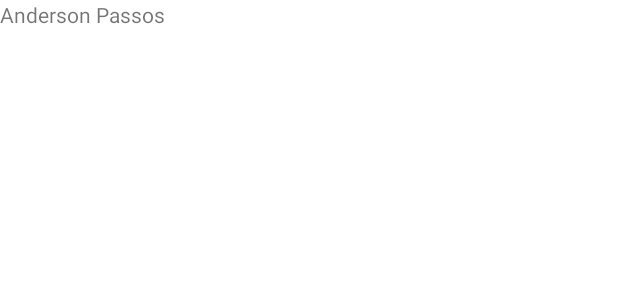
After one commit to A-Pass-Studies/alura.android-training.project01-student-contacts, an Android app: the layout activity_main.xml on its own in the app's theme, with its tools: preview values and no code run, on a phone screen of 412 x 824 dp. The commit adds this screen. Shown: the top 300 px of the screen. Run offline under Robolectric (Android 15) with nearby library versions, the phone set to English and light mode, and no system bars.

Commit message:
Adicionar um arquivo de layout

```diff
--- a/app/src/main/java/br/com/alura/agenda/MainActivity.java
+++ b/app/src/main/java/br/com/alura/agenda/MainActivity.java
@@ -11,6 +11,7 @@ public class MainActivity extends AppCompatActivity {
     protected void onCreate(Bundle savedInstanceState) {
         super.onCreate(savedInstanceState);
 
-        Toast.makeText(this, "Olá mundo!", Toast.LENGTH_LONG).show();
+        setContentView(R.layout.activity_main);
+
     }
 }
--- /dev/null
+++ b/app/src/main/res/layout/activity_main.xml
@@ -0,0 +1,12 @@
+<?xml version="1.0" encoding="utf-8"?>
+<LinearLayout xmlns:android="http://schemas.android.com/apk/res/android"
+    android:layout_width="match_parent"
+    android:layout_height="match_parent">
+
+    <TextView
+        android:id="@+id/textView"
+        android:layout_width="wrap_content"
+        android:layout_height="wrap_content"
+        android:layout_weight="1"
+        android:text="Anderson Passos" />
+</LinearLayout>
```
